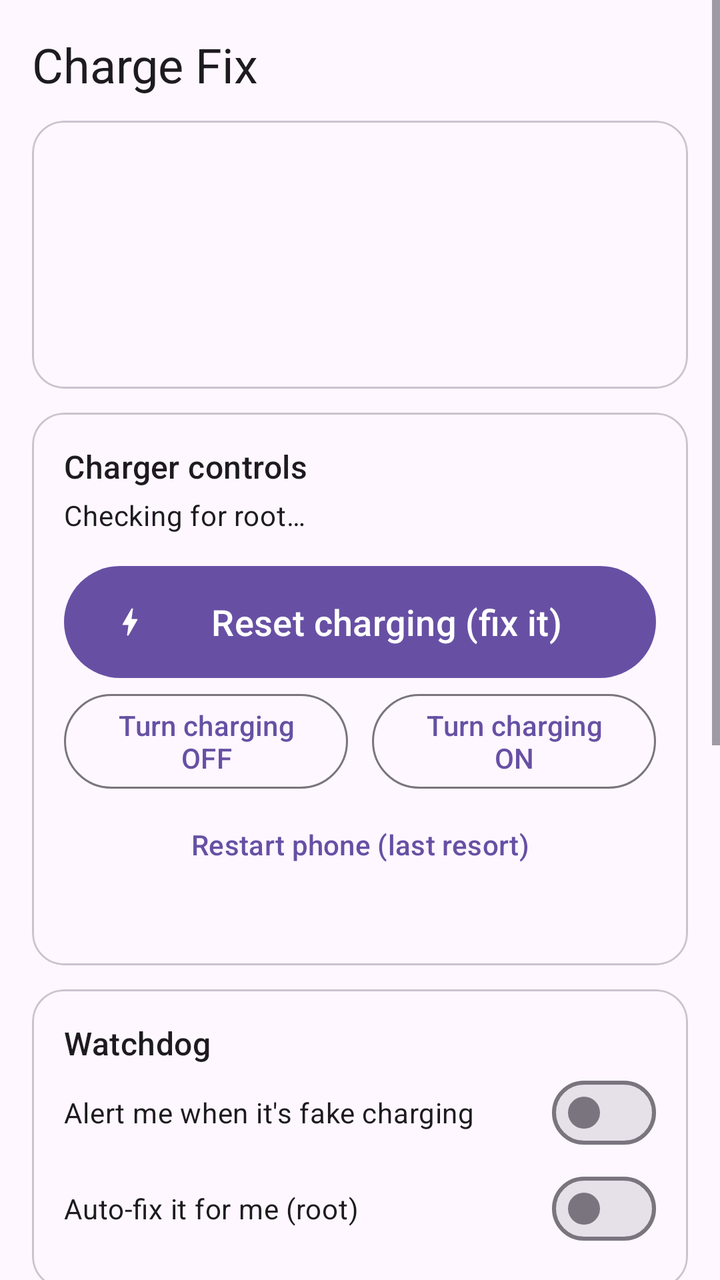
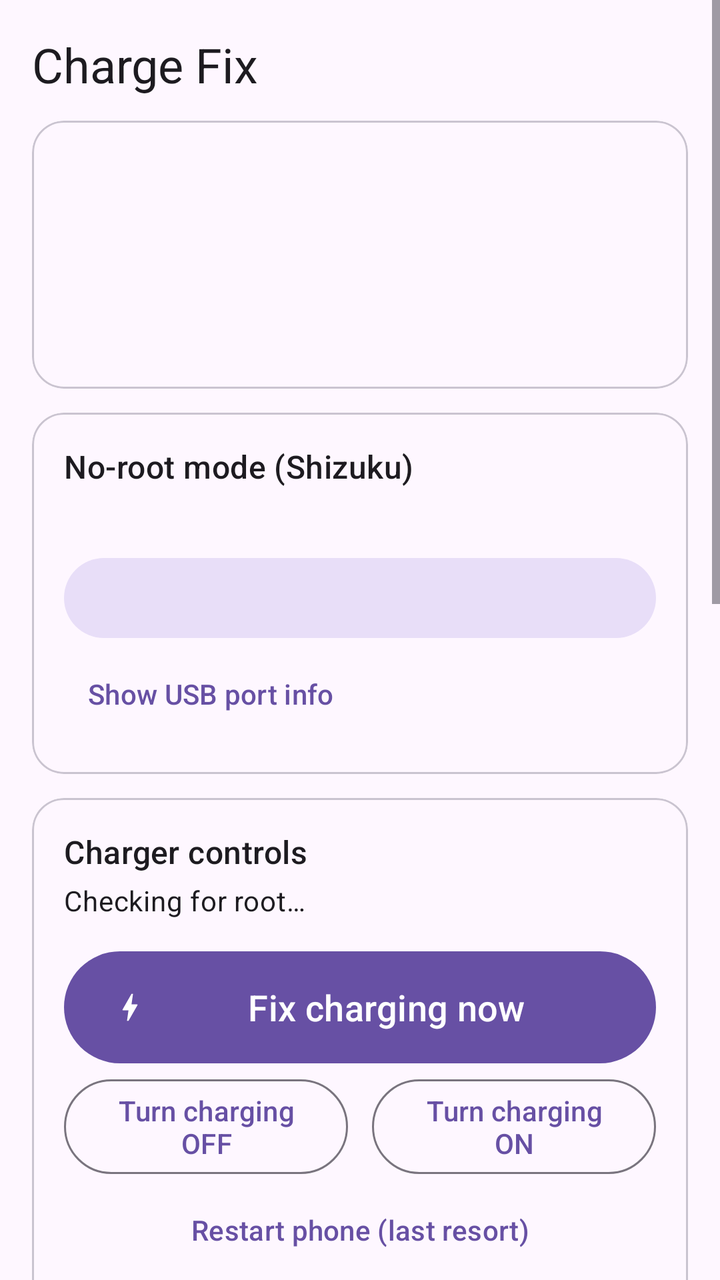

Screens rendered from an Android XML layout before and after an edit, with the pre-edit source and the edit as a unified diff.
<!-- AndroidManifest.xml: application theme Theme.ChargeFix -->
<!-- res/layout/activity_main.xml -->
<?xml version="1.0" encoding="utf-8"?>
<ScrollView xmlns:android="http://schemas.android.com/apk/res/android"
    xmlns:app="http://schemas.android.com/apk/res-auto"
    android:layout_width="match_parent"
    android:layout_height="match_parent"
    android:fitsSystemWindows="true">

    <LinearLayout
        android:layout_width="match_parent"
        android:layout_height="wrap_content"
        android:orientation="vertical"
        android:padding="16dp">

        <TextView
            android:layout_width="wrap_content"
            android:layout_height="wrap_content"
            android:text="@string/app_name"
            android:textAppearance="?attr/textAppearanceHeadlineSmall"
            android:layout_marginBottom="12dp" />

        
        <com.google.android.material.card.MaterialCardView
            android:id="@+id/cardVerdict"
            android:layout_width="match_parent"
            android:layout_height="wrap_content"
            android:layout_marginBottom="12dp"
            app:cardCornerRadius="16dp">

            <LinearLayout
                android:layout_width="match_parent"
                android:layout_height="wrap_content"
                android:orientation="vertical"
                android:padding="20dp">

                <TextView
                    android:id="@+id/tvVerdict"
                    android:layout_width="wrap_content"
                    android:layout_height="wrap_content"
                    android:textAppearance="?attr/textAppearanceHeadlineMedium"
                    android:textStyle="bold" />

                <TextView
                    android:id="@+id/tvVerdictDetail"
                    android:layout_width="wrap_content"
                    android:layout_height="wrap_content"
                    android:layout_marginTop="4dp"
                    android:textAppearance="?attr/textAppearanceBodyLarge" />

                <TextView
                    android:id="@+id/tvDetails"
                    android:layout_width="wrap_content"
                    android:layout_height="wrap_content"
                    android:layout_marginTop="12dp"
                    android:fontFamily="monospace"
                    android:textAppearance="?attr/textAppearanceBodyMedium" />
            </LinearLayout>
        </com.google.android.material.card.MaterialCardView>

        
        <com.google.android.material.card.MaterialCardView
            android:layout_width="match_parent"
            android:layout_height="wrap_content"
            android:layout_marginBottom="12dp"
            app:cardCornerRadius="16dp">

            <LinearLayout
                android:layout_width="match_parent"
                android:layout_height="wrap_content"
                android:orientation="vertical"
                android:padding="16dp">

                <TextView
                    android:layout_width="wrap_content"
                    android:layout_height="wrap_content"
                    android:text="Charger controls"
                    android:textAppearance="?attr/textAppearanceTitleMedium" />

                <TextView
                    android:id="@+id/tvRoot"
                    android:layout_width="wrap_content"
                    android:layout_height="wrap_content"
                    android:layout_marginTop="4dp"
                    android:text="Checking for root…"
                    android:textAppearance="?attr/textAppearanceBodyMedium" />

                <com.google.android.material.button.MaterialButton
                    android:id="@+id/btnReset"
                    android:layout_width="match_parent"
                    android:layout_height="64dp"
                    android:layout_marginTop="12dp"
                    android:text="Reset charging (fix it)"
                    android:textSize="18sp"
                    app:icon="@drawable/ic_bolt" />

                <LinearLayout
                    android:layout_width="match_parent"
                    android:layout_height="wrap_content"
                    android:orientation="horizontal">

                    <com.google.android.material.button.MaterialButton
                        android:id="@+id/btnStop"
                        style="@style/Widget.Material3.Button.OutlinedButton"
                        android:layout_width="0dp"
                        android:layout_height="wrap_content"
                        android:layout_marginEnd="6dp"
                        android:layout_weight="1"
                        android:text="Turn charging OFF" />

                    <com.google.android.material.button.MaterialButton
                        android:id="@+id/btnStart"
                        style="@style/Widget.Material3.Button.OutlinedButton"
                        android:layout_width="0dp"
                        android:layout_height="wrap_content"
                        android:layout_marginStart="6dp"
                        android:layout_weight="1"
                        android:text="Turn charging ON" />
                </LinearLayout>

                <com.google.android.material.button.MaterialButton
                    android:id="@+id/btnReboot"
                    style="@style/Widget.Material3.Button.TextButton"
                    android:layout_width="match_parent"
                    android:layout_height="wrap_content"
                    android:text="Restart phone (last resort)" />

                <TextView
                    android:id="@+id/tvLog"
                    android:layout_width="match_parent"
                    android:layout_height="wrap_content"
                    android:layout_marginTop="4dp"
                    android:fontFamily="monospace"
                    android:textAppearance="?attr/textAppearanceBodySmall" />
            </LinearLayout>
        </com.google.android.material.card.MaterialCardView>

        
        <com.google.android.material.card.MaterialCardView
            android:layout_width="match_parent"
            android:layout_height="wrap_content"
            android:layout_marginBottom="12dp"
            app:cardCornerRadius="16dp">

            <LinearLayout
                android:layout_width="match_parent"
                android:layout_height="wrap_content"
                android:orientation="vertical"
                android:padding="16dp">

                <TextView
                    android:layout_width="wrap_content"
                    android:layout_height="wrap_content"
                    android:text="Watchdog"
                    android:textAppearance="?attr/textAppearanceTitleMedium" />

                <com.google.android.material.materialswitch.MaterialSwitch
                    android:id="@+id/swWatchdog"
                    android:layout_width="match_parent"
                    android:layout_height="wrap_content"
                    android:text="Alert me when it's fake charging" />

                <com.google.android.material.materialswitch.MaterialSwitch
                    android:id="@+id/swAutoFix"
                    android:layout_width="match_parent"
                    android:layout_height="wrap_content"
                    android:text="Auto-fix it for me (root)" />
            </LinearLayout>
        </com.google.android.material.card.MaterialCardView>

        
        <com.google.android.material.card.MaterialCardView
            android:layout_width="match_parent"
            android:layout_height="wrap_content"
            app:cardCornerRadius="16dp">

            <LinearLayout
                android:layout_width="match_parent"
                android:layout_height="wrap_content"
                android:orientation="vertical"
                android:padding="16dp">

                <TextView
                    android:layout_width="wrap_content"
                    android:layout_height="wrap_content"
                    android:text="Why does this happen?"
                    android:textAppearance="?attr/textAppearanceTitleMedium" />

                <TextView
                    android:layout_width="wrap_content"
                    android:layout_height="wrap_content"
                    android:layout_marginTop="4dp"
                    android:text="@string/help_text"
                    android:textAppearance="?attr/textAppearanceBodyMedium" />

                <com.google.android.material.button.MaterialButton
                    android:id="@+id/btnBatterySettings"
                    style="@style/Widget.Material3.Button.TonalButton"
                    android:layout_width="wrap_content"
                    android:layout_height="wrap_content"
                    android:layout_marginTop="8dp"
                    android:text="Open battery settings" />
            </LinearLayout>
        </com.google.android.material.card.MaterialCardView>
    </LinearLayout>
</ScrollView>
<!-- resources referenced by this layout -->
<resources>
  <!-- drawable ic_bolt (drawable) -->
  <vector xmlns:android="http://schemas.android.com/apk/res/android"
      android:width="24dp" android:height="24dp"
      android:viewportWidth="24" android:viewportHeight="24"
      android:tint="?attr/colorControlNormal">
      <path android:fillColor="#FFFFFFFF" android:pathData="M11,21h-1l1,-7H7.5c-0.88,0 -0.33,-0.75 -0.31,-0.78C8.48,10.94 10.42,7.54 13.01,3h1l-1,7h3.51c0.4,0 0.62,0.19 0.4,0.66C12.97,17.55 11,21 11,21z"/>
  </vector>
  <string name="app_name">Charge Fix</string>
  <string name="help_text">With a non-original cable, the phone and charger sometimes fail their fast-charge handshake. The phone stays stuck showing the charging bolt while almost no power flows, so the battery still drains. A restart fixes it because it resets the charging chip.\n\nWith ROOT, the buttons above do the same reset without restarting: they switch the charging input off for a few seconds and back on.\n\nWithout root, Android does not let any app control the charger, so this app can only warn you. To fix it: unplug, restart the phone, then plug in. Long term, use a good cable rated for your OnePlus charger (SUPERVOOC/Warp cables have extra contacts). Cheap cables cause exactly this.</string>
  <style name="Theme.ChargeFix" parent="Theme.Material3.DayNight.NoActionBar" />
</resources>

<!-- the commit's change to res/layout/activity_main.xml (unified diff, before → after) -->
@@ -72,6 +72,48 @@
                 <TextView
                     android:layout_width="wrap_content"
                     android:layout_height="wrap_content"
+                    android:text="No-root mode (Shizuku)"
+                    android:textAppearance="?attr/textAppearanceTitleMedium" />
+
+                <TextView
+                    android:id="@+id/tvShizuku"
+                    android:layout_width="wrap_content"
+                    android:layout_height="wrap_content"
+                    android:layout_marginTop="4dp"
+                    android:textAppearance="?attr/textAppearanceBodyMedium" />
+
+                <com.google.android.material.button.MaterialButton
+                    android:id="@+id/btnShizuku"
+                    style="@style/Widget.Material3.Button.TonalButton"
+                    android:layout_width="match_parent"
+                    android:layout_height="wrap_content"
+                    android:layout_marginTop="8dp" />
+
+                <com.google.android.material.button.MaterialButton
+                    android:id="@+id/btnUsbInfo"
+                    style="@style/Widget.Material3.Button.TextButton"
+                    android:layout_width="wrap_content"
+                    android:layout_height="wrap_content"
+                    android:text="Show USB port info" />
+            </LinearLayout>
+        </com.google.android.material.card.MaterialCardView>
+
+        
+        <com.google.android.material.card.MaterialCardView
+            android:layout_width="match_parent"
+            android:layout_height="wrap_content"
+            android:layout_marginBottom="12dp"
+            app:cardCornerRadius="16dp">
+
+            <LinearLayout
+                android:layout_width="match_parent"
+                android:layout_height="wrap_content"
+                android:orientation="vertical"
+                android:padding="16dp">
+
+                <TextView
+                    android:layout_width="wrap_content"
+                    android:layout_height="wrap_content"
                     android:text="Charger controls"
                     android:textAppearance="?attr/textAppearanceTitleMedium" />
 
@@ -88,7 +130,7 @@
                     android:layout_width="match_parent"
                     android:layout_height="64dp"
                     android:layout_marginTop="12dp"
-                    android:text="Reset charging (fix it)"
+                    android:text="Fix charging now"
                     android:textSize="18sp"
                     app:icon="@drawable/ic_bolt" />
 
@@ -162,7 +204,7 @@
                     android:id="@+id/swAutoFix"
                     android:layout_width="match_parent"
                     android:layout_height="wrap_content"
-                    android:text="Auto-fix it for me (root)" />
+                    android:text="Auto-fix it for me" />
             </LinearLayout>
         </com.google.android.material.card.MaterialCardView>
 
<!-- resource entries referenced after the edit -->
@@ -8,7 +8,7 @@
       <path android:fillColor="#FFFFFFFF" android:pathData="M11,21h-1l1,-7H7.5c-0.88,0 -0.33,-0.75 -0.31,-0.78C8.48,10.94 10.42,7.54 13.01,3h1l-1,7h3.51c0.4,0 0.62,0.19 0.4,0.66C12.97,17.55 11,21 11,21z"/>
   </vector>
   <string name="app_name">Charge Fix</string>
-  <string name="help_text">With a non-original cable, the phone and charger sometimes fail their fast-charge handshake. The phone stays stuck showing the charging bolt while almost no power flows, so the battery still drains. A restart fixes it because it resets the charging chip.\n\nWith ROOT, the buttons above do the same reset without restarting: they switch the charging input off for a few seconds and back on.\n\nWithout root, Android does not let any app control the charger, so this app can only warn you. To fix it: unplug, restart the phone, then plug in. Long term, use a good cable rated for your OnePlus charger (SUPERVOOC/Warp cables have extra contacts). Cheap cables cause exactly this.</string>
+  <string name="help_text">With a non-original cable, the phone and charger sometimes fail their fast-charge handshake. The phone stays stuck showing the charging bolt while almost no power flows, so the battery still drains. A restart fixes it because it resets the charging chip.\n\nWithout root, this app uses Shizuku (ADB-level rights) to command the USB-C port: it limits power, resets the port, or swaps the power role, which can force the charger to handshake again. It measures the current after each try and remembers the one that works on your phone. With root it can also switch the charging input off and on directly.\n\nIf nothing works: unplug, restart the phone, then plug in. Also worth trying by hand: with the charger plugged in, turn OTG on and off in Settings (search "OTG"). Long term, use a good cable rated for your OnePlus charger (SUPERVOOC/Warp cables have extra contacts). Cheap cables cause exactly this.</string>
   <style name="Theme.ChargeFix" parent="Theme.Material3.DayNight.NoActionBar" />
 </resources>
 
